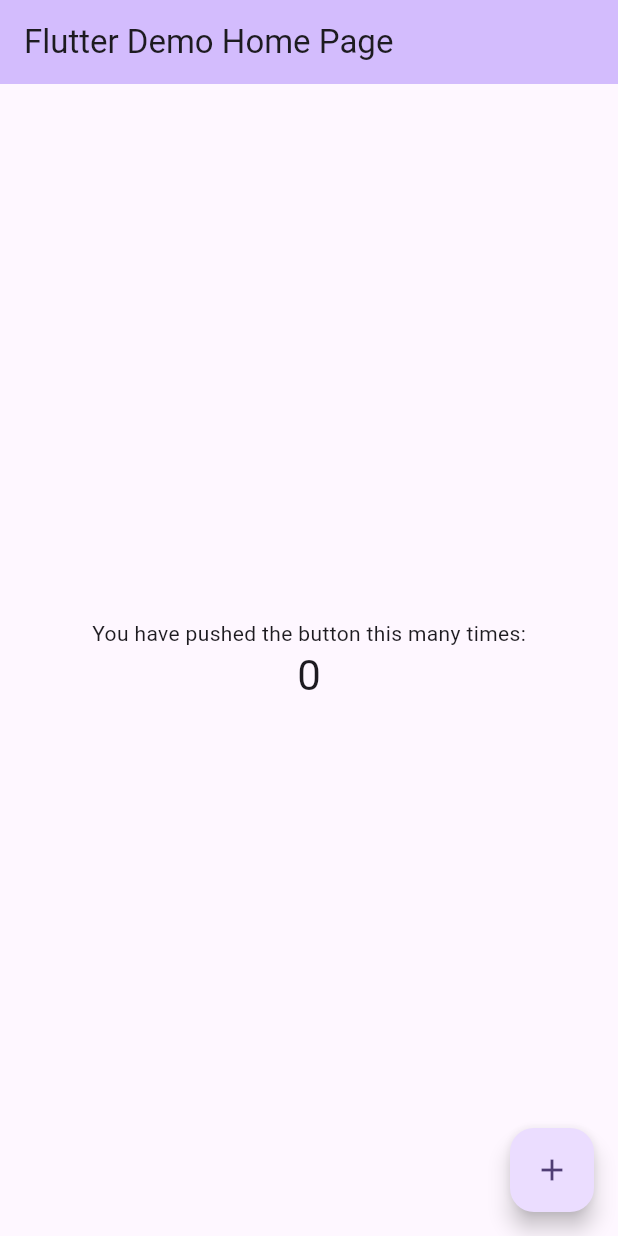
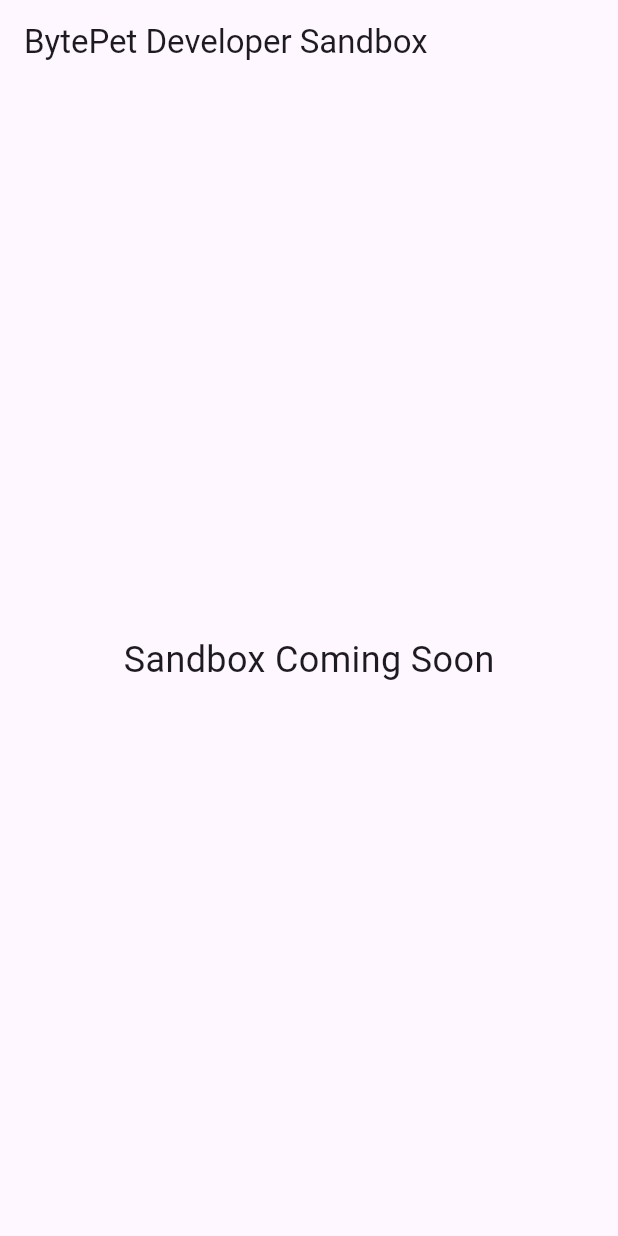
Before and after one commit to fincazerostudio/bytepet, a Flutter app: the screen it shows after launch, on a phone screen of 412 x 824 dp. Run offline on Flutter 3.47's test engine with Material 3 defaults, Android fonts, the phone set to English and light mode, and no system bars.

Commit message:
Launch BytePet developer sandbox

```diff
--- /dev/null
+++ b/lib/app/ui/developer_sandbox.dart
@@ -0,0 +1,20 @@
+import 'package:flutter/material.dart';
+
+class DeveloperSandbox extends StatelessWidget {
+  const DeveloperSandbox({super.key});
+
+  @override
+  Widget build(BuildContext context) {
+    return Scaffold(
+      appBar: AppBar(
+        title: const Text('BytePet Developer Sandbox'),
+      ),
+      body: const Center(
+        child: Text(
+          'Sandbox Coming Soon',
+          style: TextStyle(fontSize: 24),
+        ),
+      ),
+    );
+  }
+}
--- a/lib/main.dart
+++ b/lib/main.dart
@@ -1,122 +1,19 @@
 import 'package:flutter/material.dart';
+import 'app/ui/developer_sandbox.dart';
 
 void main() {
-  runApp(const MyApp());
+  runApp(const BytePetApp());
 }
 
-class MyApp extends StatelessWidget {
-  const MyApp({super.key});
+class BytePetApp extends StatelessWidget {
+  const BytePetApp({super.key});
 
-  // This widget is the root of your application.
   @override
   Widget build(BuildContext context) {
     return MaterialApp(
-      title: 'Flutter Demo',
-      theme: ThemeData(
-        // This is the theme of your application.
-        //
-        // TRY THIS: Try running your application with "flutter run". You'll see
-        // the application has a purple toolbar. Then, without quitting the app,
-        // try changing the seedColor in the colorScheme below to Colors.green
-        // and then invoke "hot reload" (save your changes or press the "hot
-        // reload" button in a Flutter-supported IDE, or press "r" if you used
-        // the command line to start the app).
-        //
-        // Notice that the counter didn't reset back to zero; the application
-        // state is not lost during the reload. To reset the state, use hot
-        // restart instead.
-        //
-        // This works for code too, not just values: Most code changes can be
-        // tested with just a hot reload.
-        colorScheme: ColorScheme.fromSeed(seedColor: Colors.deepPurple),
-      ),
-      home: const MyHomePage(title: 'Flutter Demo Home Page'),
+      title: 'BytePet',
+      debugShowCheckedModeBanner: false,
+      home: const DeveloperSandbox(),
     );
   }
 }
-
-class MyHomePage extends StatefulWidget {
-  const MyHomePage({super.key, required this.title});
-
-  // This widget is the home page of your application. It is stateful, meaning
-  // that it has a State object (defined below) that contains fields that affect
-  // how it looks.
-
-  // This class is the configuration for the state. It holds the values (in this
-  // case the title) provided by the parent (in this case the App widget) and
-  // used by the build method of the State. Fields in a Widget subclass are
-  // always marked "final".
-
-  final String title;
-
-  @override
-  State<MyHomePage> createState() => _MyHomePageState();
-}
-
-class _MyHomePageState extends State<MyHomePage> {
-  int _counter = 0;
-
-  void _incrementCounter() {
-    setState(() {
-      // This call to setState tells the Flutter framework that something has
-      // changed in this State, which causes it to rerun the build method below
-      // so that the display can reflect the updated values. If we changed
-      // _counter without calling setState(), then the build method would not be
-      // called again, and so nothing would appear to happen.
-      _counter++;
-    });
-  }
-
-  @override
-  Widget build(BuildContext context) {
-    // This method is rerun every time setState is called, for instance as done
-    // by the _incrementCounter method above.
-    //
-    // The Flutter framework has been optimized to make rerunning build methods
-    // fast, so that you can just rebuild anything that needs updating rather
-    // than having to individually change instances of widgets.
-    return Scaffold(
-      appBar: AppBar(
-        // TRY THIS: Try changing the color here to a specific color (to
-        // Colors.amber, perhaps?) and trigger a hot reload to see the AppBar
-        // change color while the other colors stay the same.
-        backgroundColor: Theme.of(context).colorScheme.inversePrimary,
-        // Here we take the value from the MyHomePage object that was created by
-        // the App.build method, and use it to set our appbar title.
-        title: Text(widget.title),
-      ),
-      body: Center(
-        // Center is a layout widget. It takes a single child and positions it
-        // in the middle of the parent.
-        child: Column(
-          // Column is also a layout widget. It takes a list of children and
-          // arranges them vertically. By default, it sizes itself to fit its
-          // children horizontally, and tries to be as tall as its parent.
-          //
-          // Column has various properties to control how it sizes itself and
-          // how it positions its children. Here we use mainAxisAlignment to
-          // center the children vertically; the main axis here is the vertical
-          // axis because Columns are vertical (the cross axis would be
-          // horizontal).
-          //
-          // TRY THIS: Invoke "debug painting" (choose the "Toggle Debug Paint"
-          // action in the IDE, or press "p" in the console), to see the
-          // wireframe for each widget.
-          mainAxisAlignment: MainAxisAlignment.center,
-          children: <Widget>[
-            const Text('You have pushed the button this many times:'),
-            Text(
-              '$_counter',
-              style: Theme.of(context).textTheme.headlineMedium,
-            ),
-          ],
-        ),
-      ),
-      floatingActionButton: FloatingActionButton(
-        onPressed: _incrementCounter,
-        tooltip: 'Increment',
-        child: const Icon(Icons.add),
-      ), // This trailing comma makes auto-formatting nicer for build methods.
-    );
-  }
-}
```
Also changed, not shown: 1 other file.
